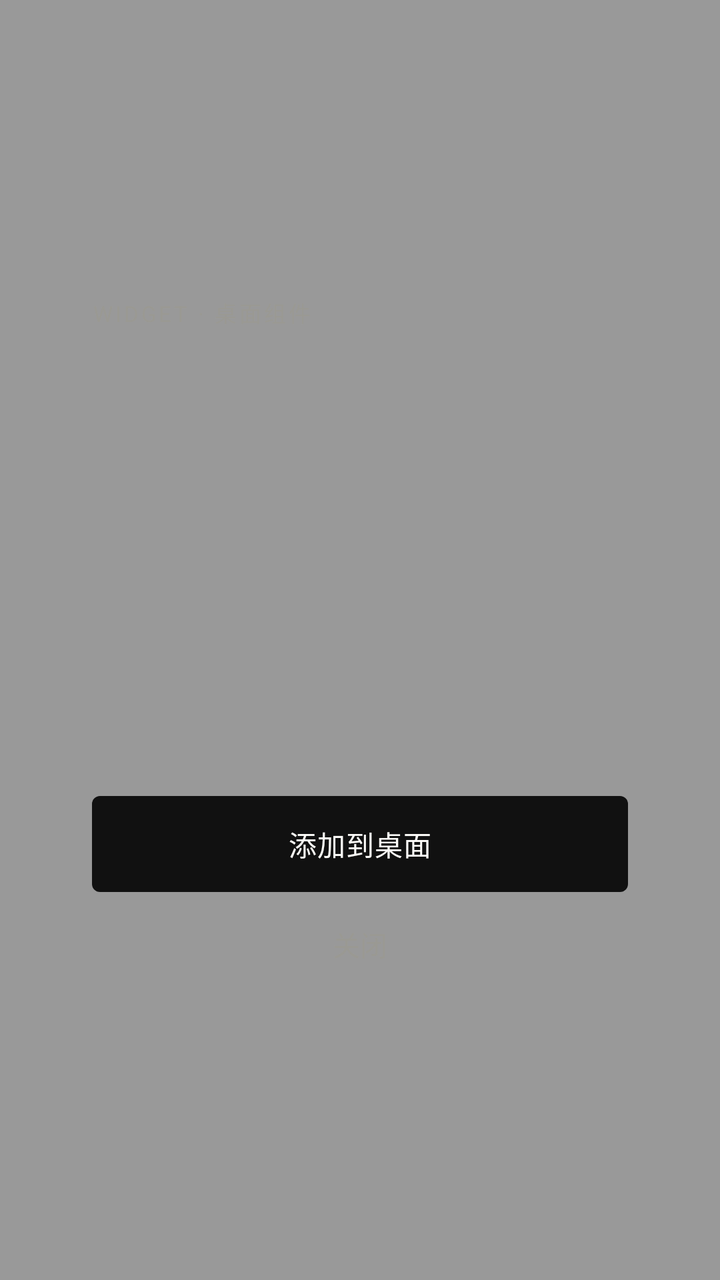
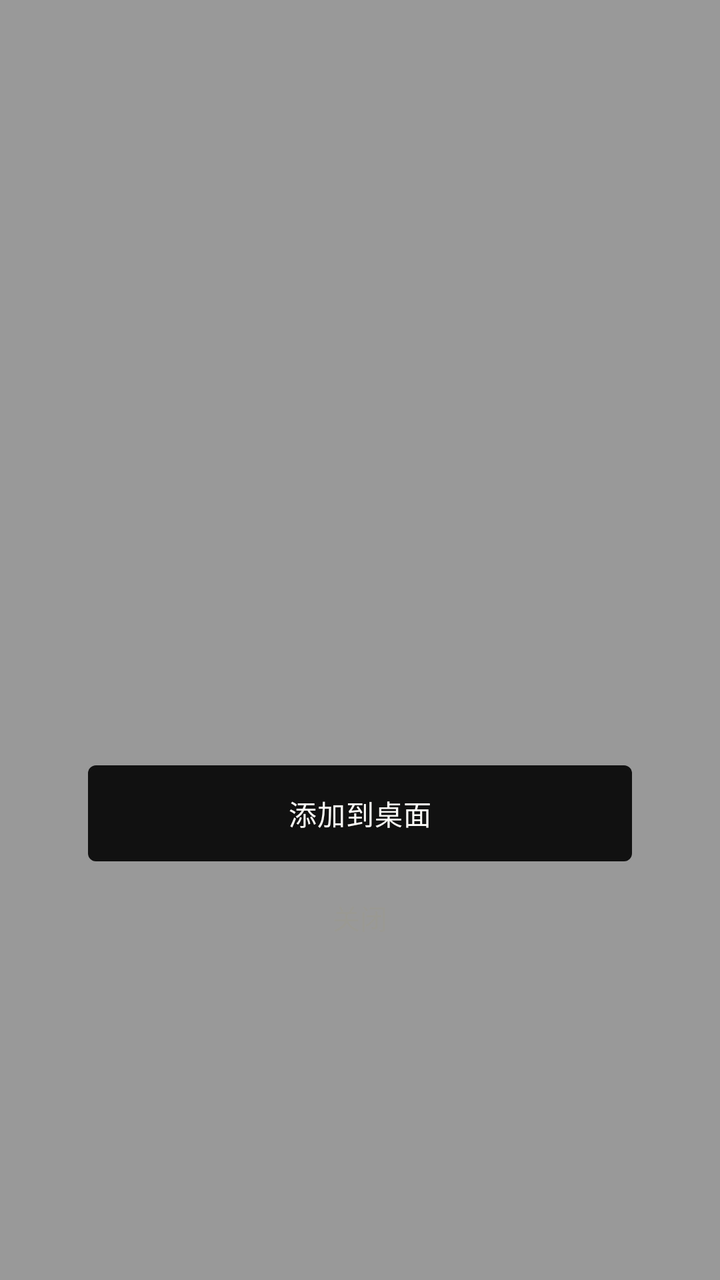

Two renders of the same Android screen: before a commit and after it. Below are the layout's source before the change and the commit's diff.
<!-- AndroidManifest.xml: activity theme Theme.Tangli.PinCard -->
<!-- res/layout/activity_pin_widget.xml -->
<?xml version="1.0" encoding="utf-8"?>
<FrameLayout xmlns:android="http://schemas.android.com/apk/res/android"
    android:id="@+id/pin_scrim"
    android:layout_width="match_parent"
    android:layout_height="match_parent"
    android:background="#66000000">

    <ScrollView
        android:layout_width="match_parent"
        android:layout_height="wrap_content"
        android:layout_gravity="center"
        android:fillViewport="false">

        <LinearLayout
            android:id="@+id/pin_card"
            android:layout_width="match_parent"
            android:layout_height="wrap_content"
            android:layout_marginStart="24dp"
            android:layout_marginTop="40dp"
            android:layout_marginEnd="24dp"
            android:layout_marginBottom="40dp"
            android:clickable="true"
            android:focusable="false"
            android:orientation="vertical"
            android:padding="22dp">

            <TextView
                android:id="@+id/pin_kicker"
                android:layout_width="wrap_content"
                android:layout_height="wrap_content"
                android:letterSpacing="0.12"
                android:text="WIDGET · 桌面组件"
                android:textColor="?attr/gMute"
                android:textSize="11sp" />

            <ImageView
                android:id="@+id/pin_preview"
                android:layout_width="match_parent"
                android:layout_height="132dp"
                android:layout_marginTop="14dp"
                android:adjustViewBounds="true"
                android:contentDescription="小组件预览"
                android:scaleType="fitCenter" />

            <TextView
                android:id="@+id/pin_name"
                android:layout_width="wrap_content"
                android:layout_height="wrap_content"
                android:layout_marginTop="16dp"
                android:textColor="?attr/gInk"
                android:textSize="20sp"
                android:textStyle="bold" />

            <TextView
                android:id="@+id/pin_status"
                android:layout_width="wrap_content"
                android:layout_height="wrap_content"
                android:layout_marginTop="6dp"
                android:lineSpacingExtra="3dp"
                android:textColor="?attr/gSub"
                android:textSize="13.5sp" />

            <TextView
                android:id="@+id/pin_steps"
                android:layout_width="match_parent"
                android:layout_height="wrap_content"
                android:layout_marginTop="12dp"
                android:lineSpacingExtra="4dp"
                android:textColor="?attr/gSub2"
                android:textSize="13sp"
                android:visibility="gone" />

            <com.google.android.material.button.MaterialButton
                android:id="@+id/btn_pin_primary"
                android:layout_width="match_parent"
                android:layout_height="48dp"
                android:layout_marginTop="20dp"
                android:text="添加到桌面" />

            <com.google.android.material.button.MaterialButton
                android:id="@+id/btn_pin_secondary"
                style="@style/Gauge.Button.Outline"
                android:layout_width="match_parent"
                android:layout_height="48dp"
                android:layout_marginTop="8dp"
                android:text="再试一次"
                android:visibility="gone" />

            <TextView
                android:id="@+id/btn_pin_try"
                android:layout_width="wrap_content"
                android:layout_height="40dp"
                android:layout_gravity="center_horizontal"
                android:layout_marginTop="6dp"
                android:background="?attr/selectableItemBackground"
                android:gravity="center"
                android:paddingStart="16dp"
                android:paddingEnd="16dp"
                android:text="仍然试试一键添加"
                android:textColor="?attr/gSub"
                android:textSize="13.5sp"
                android:visibility="gone" />

            <TextView
                android:id="@+id/btn_pin_close"
                android:layout_width="wrap_content"
                android:layout_height="40dp"
                android:layout_gravity="center_horizontal"
                android:layout_marginTop="6dp"
                android:background="?attr/selectableItemBackground"
                android:gravity="center"
                android:paddingStart="16dp"
                android:paddingEnd="16dp"
                android:text="关闭"
                android:textColor="?attr/gMute"
                android:textSize="13.5sp" />
        </LinearLayout>
    </ScrollView>
</FrameLayout>
<!-- resources referenced by this layout -->
<resources>
  <style name="Gauge.Button.Outline" parent="Widget.Material3.Button.OutlinedButton">
          <item name="android:textColor">?attr/gInk</item>
          <item name="strokeColor">?attr/gStroke</item>
          <item name="strokeWidth">1dp</item>
          <item name="cornerRadius">?attr/gSmallRadius</item>
          <item name="android:insetTop">0dp</item>
          <item name="android:insetBottom">0dp</item>
          <item name="rippleColor">?attr/gHair</item>
      </style>
  <style name="Theme.Tangli.PinCard" parent="Theme.EcutCampus">
          <item name="android:windowIsTranslucent">true</item>
          <item name="android:windowBackground">@android:color/transparent</item>
          <item name="android:windowAnimationStyle">@android:style/Animation.Dialog</item>
          <item name="android:statusBarColor">@android:color/transparent</item>
          <item name="android:navigationBarColor">@android:color/transparent</item>
      </style>
  <color name="g_paper">#F5F4F0</color>
  <color name="g_card">#FBFAF7</color>
  <color name="g_line">#E9E7E1</color>
  <color name="g_ink">#111111</color>
  <color name="g_sub">#55554F</color>
  <color name="g_sub2">#45453F</color>
  <color name="g_mute">#9A9993</color>
  <color name="g_chip">#ECEAE4</color>
  <color name="g_accent">#FF4A1C</color>
  <color name="g_hair">#17000000</color>
  <color name="g_stroke">#33000000</color>
  <color name="g_ink_18">#2E111111</color>
  <color name="g_ink_12">#1F111111</color>
  <color name="g_ink_08">#14111111</color>
  <color name="g_paper_e8">#E8F5F4F0</color>
  <color name="g_paper_c8">#C8F5F4F0</color>
  <color name="g_on_ink">#FBFAF7</color>
  <color name="g_warn">#B4540A</color>
  <color name="g_ok">#2F5D3A</color>
  <style name="Gauge.Shape.Small" parent="">
          <item name="cornerFamily">rounded</item>
          <item name="cornerSize">6dp</item>
      </style>
  <style name="Gauge.Shape.Medium" parent="">
          <item name="cornerFamily">rounded</item>
          <item name="cornerSize">8dp</item>
      </style>
  <style name="Gauge.Dialog.Framework" parent="android:Theme.Material.Light.Dialog.Alert">
          <item name="android:windowBackground">@drawable/bg_gauge_dialog</item>
          <item name="android:colorAccent">?attr/gInk</item>
          <item name="android:colorPrimary">?attr/gInk</item>
          <item name="android:textColorPrimary">?attr/gInk</item>
          <item name="android:textColorSecondary">?attr/gSub</item>
          <item name="android:backgroundDimAmount">0.28</item>
      </style>
  <style name="Gauge.Button" parent="Widget.Material3.Button">
          <item name="backgroundTint">?attr/gInk</item>
          <item name="android:textColor">?attr/gOnInk</item>
          <item name="cornerRadius">?attr/gSmallRadius</item>
          <item name="android:insetTop">0dp</item>
          <item name="android:insetBottom">0dp</item>
          <item name="android:letterSpacing">0.02</item>
      </style>
  <!-- drawable bg_gauge_dialog (drawable) -->
  <?xml version="1.0" encoding="utf-8"?>
  <inset xmlns:android="http://schemas.android.com/apk/res/android"
      android:insetLeft="24dp" android:insetRight="24dp"
      android:insetTop="40dp" android:insetBottom="40dp">
      <shape android:shape="rectangle">
          <corners android:radius="?attr/gCardRadius" />
          <solid android:color="?attr/gDialog" />
          <stroke android:width="1px" android:color="?attr/gCardStroke" />
      </shape>
  </inset>
  <style name="Gauge.Button.Text" parent="Widget.Material3.Button.TextButton.Dialog">
          <item name="android:textColor">?attr/gInk</item>
          <item name="rippleColor">?attr/gHair</item>
      </style>
  <!-- unchanged entries left out for length: 2 -->
</resources>

<!-- the commit's change to res/layout/activity_pin_widget.xml (unified diff, before → after) -->
@@ -22,22 +22,12 @@
             android:clickable="true"
             android:focusable="false"
             android:orientation="vertical"
-            android:padding="22dp">
-
-            <TextView
-                android:id="@+id/pin_kicker"
-                android:layout_width="wrap_content"
-                android:layout_height="wrap_content"
-                android:letterSpacing="0.12"
-                android:text="WIDGET · 桌面组件"
-                android:textColor="?attr/gMute"
-                android:textSize="11sp" />
+            android:padding="20dp">
 
             <ImageView
                 android:id="@+id/pin_preview"
                 android:layout_width="match_parent"
                 android:layout_height="132dp"
-                android:layout_marginTop="14dp"
                 android:adjustViewBounds="true"
                 android:contentDescription="小组件预览"
                 android:scaleType="fitCenter" />
@@ -55,7 +45,7 @@
                 android:id="@+id/pin_status"
                 android:layout_width="wrap_content"
                 android:layout_height="wrap_content"
-                android:layout_marginTop="6dp"
+                android:layout_marginTop="8dp"
                 android:lineSpacingExtra="3dp"
                 android:textColor="?attr/gSub"
                 android:textSize="13.5sp" />
@@ -91,7 +81,7 @@
                 android:layout_width="wrap_content"
                 android:layout_height="40dp"
                 android:layout_gravity="center_horizontal"
-                android:layout_marginTop="6dp"
+                android:layout_marginTop="8dp"
                 android:background="?attr/selectableItemBackground"
                 android:gravity="center"
                 android:paddingStart="16dp"
@@ -106,7 +96,7 @@
                 android:layout_width="wrap_content"
                 android:layout_height="40dp"
                 android:layout_gravity="center_horizontal"
-                android:layout_marginTop="6dp"
+                android:layout_marginTop="8dp"
                 android:background="?attr/selectableItemBackground"
                 android:gravity="center"
                 android:paddingStart="16dp"
